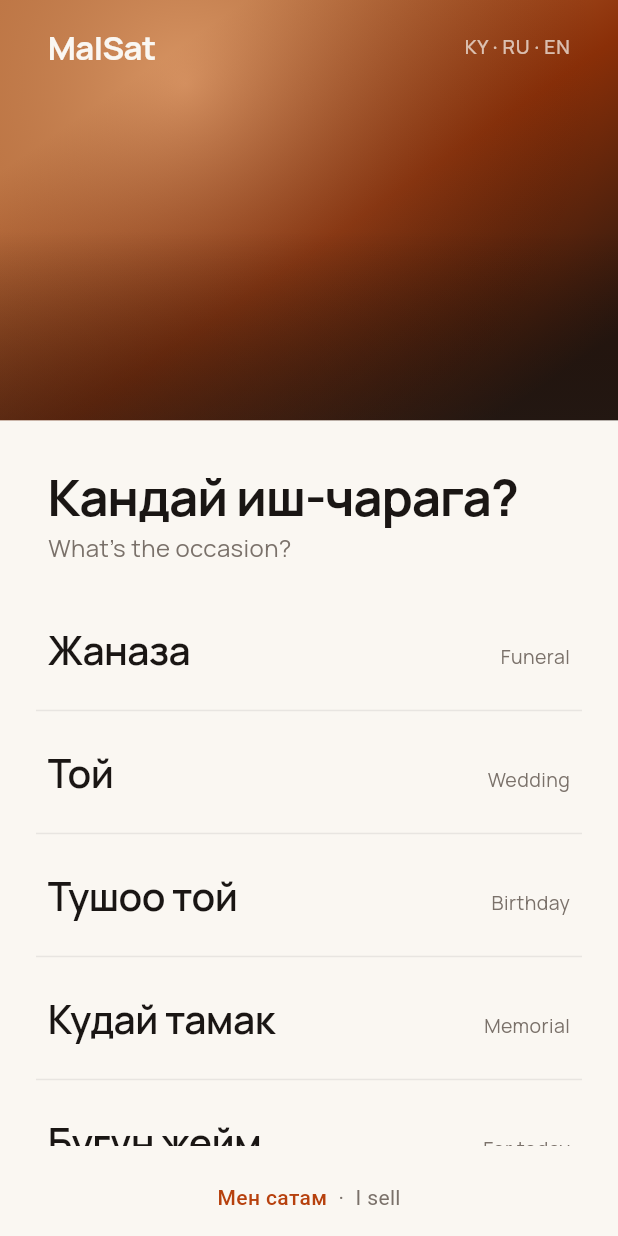
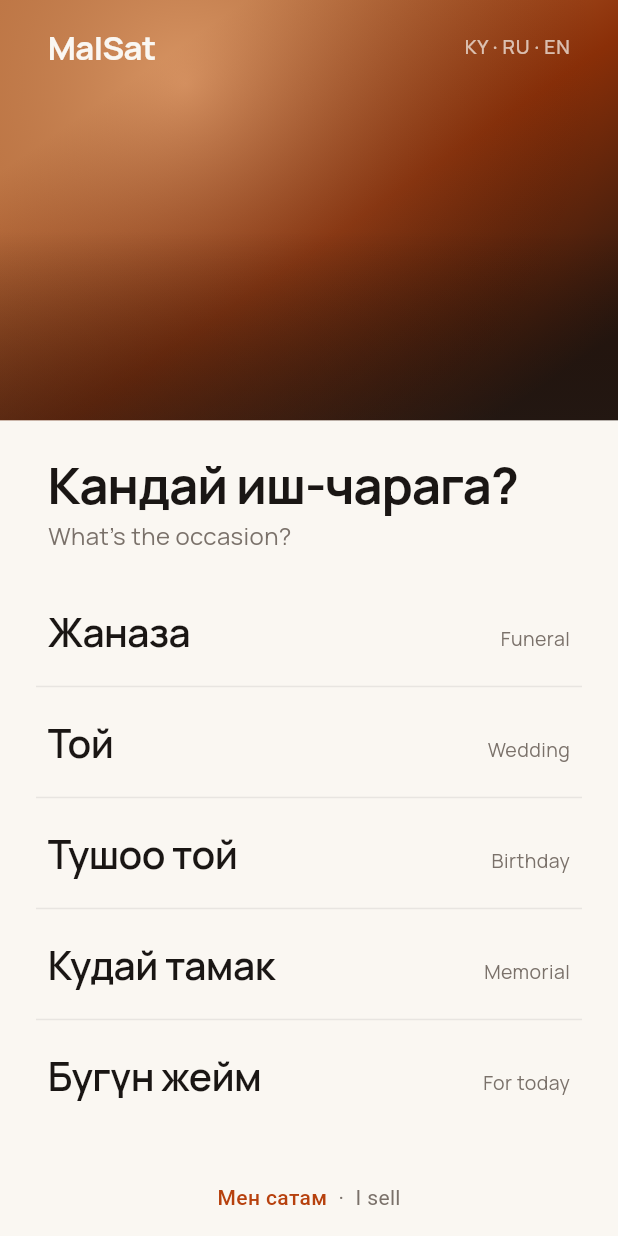
Before and after one commit to TimurTMone/malsat.ai, a Flutter app: the V2HomeScreen screen opened by its route, on a phone screen of 412 x 824 dp. Run offline on Flutter 3.47's test engine with Material 3 defaults, Android fonts, the phone set to English and light mode, and no system bars; our stand-ins replace cached_network_image, dio, flutter_dotenv, flutter_riverpod, flutter_secure_storage, go_router and 4 more; missing offline and left inert: gal; accounts and stored records are empty; network calls fail.

Commit message:
fix(v2): tighten home padding so all 5 occasions fit on iPhone 17 Pro
Previously the 5th row (Бугүн жейм) clipped at the bottom edge — even
though it was scrollable, the partial reveal looked like a layout bug
rather than an affordance. Tightened the row vertical padding 22→18
and reduced the hero-to-ask gap 32→24 so the full list lands above
the footer at all device sizes.

Co-Authored-By: Claude Opus 4.7 (1M context) <noreply@anthropic.com>

```diff
--- a/malsat_app/lib/features/v2/screens/v2_home_screen.dart
+++ b/malsat_app/lib/features/v2/screens/v2_home_screen.dart
@@ -20,7 +20,7 @@ class V2HomeScreen extends StatelessWidget {
         child: Column(
           children: [
             const _Hero(),
-            const SizedBox(height: 32),
+            const SizedBox(height: 24),
             Padding(
               padding: const EdgeInsets.symmetric(horizontal: 32),
               child: Align(
@@ -146,7 +146,7 @@ class _OccasionRow extends StatelessWidget {
       },
       borderRadius: BorderRadius.circular(8),
       child: Padding(
-        padding: const EdgeInsets.symmetric(vertical: 22, horizontal: 8),
+        padding: const EdgeInsets.symmetric(vertical: 18, horizontal: 8),
         child: Row(
           crossAxisAlignment: CrossAxisAlignment.baseline,
           textBaseline: TextBaseline.alphabetic,
```
